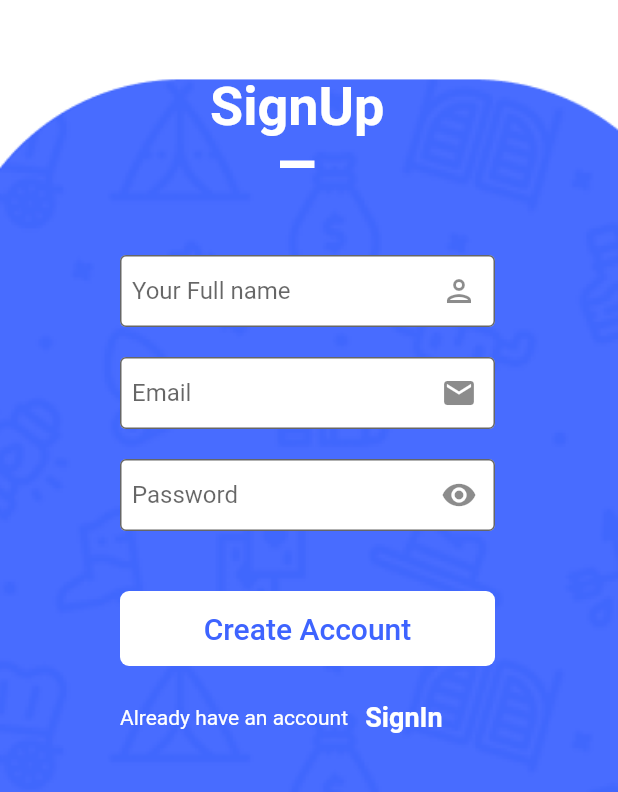
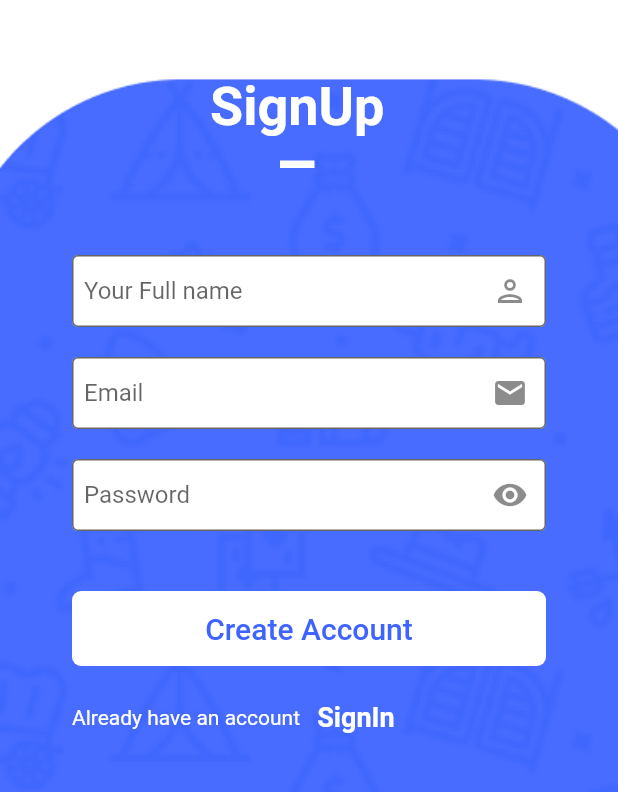
Before and after one commit to akuetteh51/ProjectWork, a Flutter app: the SignUp screen opened directly, on a phone screen of 412 x 824 dp, the part 354-1146 px from its top. Run offline on Flutter 3.47's test engine with Material 2 defaults, Android fonts, the light colour scheme and no system bars; our stand-ins replace animated_splash_screen, charts_flutter, cloud_firestore, equatable, firebase_auth, firebase_core and 2 more; missing offline and left inert: outlined_text; accounts and stored records are empty.

Commit message:
Worked on SignUP page

```diff
--- a/vita_chek_v2/lib/views/signup.dart
+++ b/vita_chek_v2/lib/views/signup.dart
@@ -109,7 +109,9 @@ class _SignUpState extends State<SignUp> {
                   ),
                   Positioned(
                     top: 350,
-                    left: 80,
+                    left: 48,
+                    bottom: 0,
+                    right: 48,
                     child: SingleChildScrollView(
                       child: Container(
                         height: 370,
```
